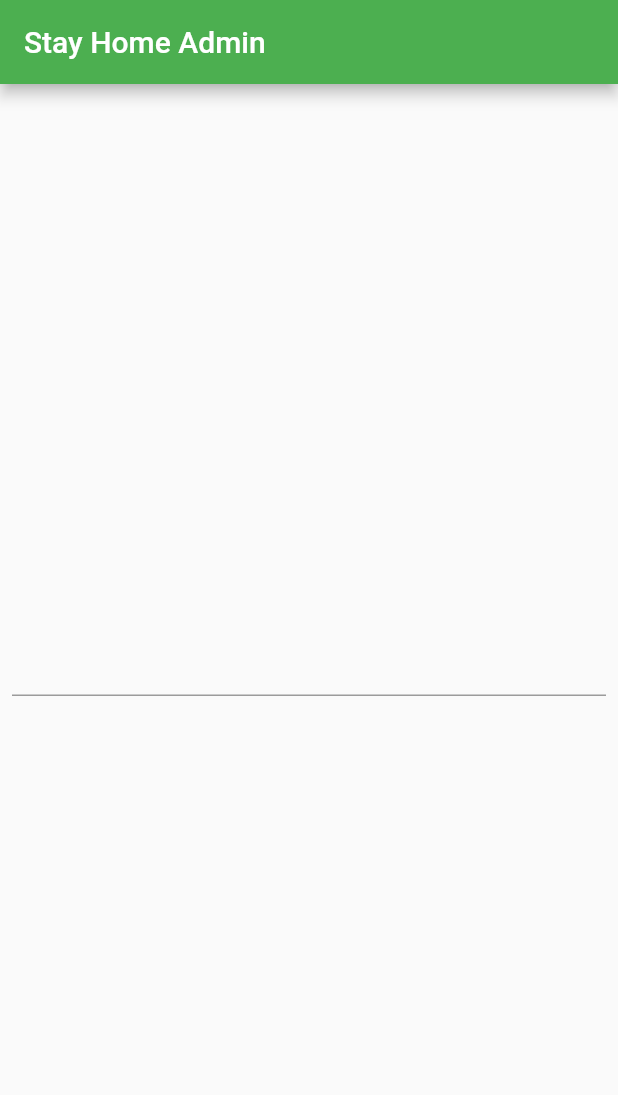
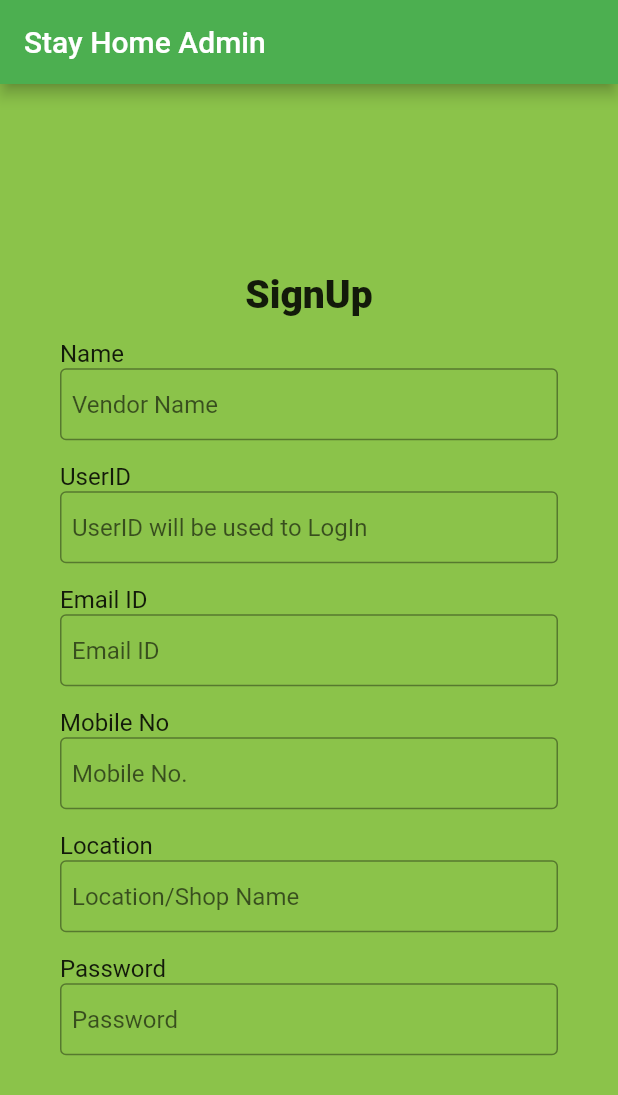
Before and after one commit to Jaideep1099/Stay_home_admin, a Flutter app: the screen it shows after launch, on a phone screen of 412 x 824 dp. Shown: the top 1095 px of the screen. Run offline on Flutter 3.47's test engine with Material 2 defaults, Android fonts, the phone set to English and light mode, and no system bars.

Commit message:
Added Register Layout

```diff
--- a/lib/main.dart
+++ b/lib/main.dart
@@ -4,6 +4,8 @@ import 'dart:convert';
 import 'package:flutter/cupertino.dart';
 import 'package:flutter/material.dart';
 import 'package:http/http.dart' as http;
+
+import './signup.dart';
 
 Future<LoginData> fetchLogin() async {
   final response = await http.post("http://192.168.43.60:10000/vendor/login");
@@ -35,7 +37,7 @@ class MyApp extends StatefulWidget {
 }
 
 class _MyAppState extends State<MyApp> {
-  var sgn = 1;
+  var sgn = 0;
   @override
   Widget build(BuildContext context) {
     return MaterialApp(
@@ -47,6 +49,7 @@ class _MyAppState extends State<MyApp> {
             appBar: AppBar(
               title: Text("Stay Home Admin"),
             ),
+            backgroundColor: Colors.lightGreen,
             body: (sgn == 1)
             ? Column(
               mainAxisSize: MainAxisSize.max,
@@ -57,10 +60,12 @@ class _MyAppState extends State<MyApp> {
                   child: TextField(
                     obscureText:true,
                     decoration:InputDecoration(
-                      contentPadding: EdgeInsets.all(8))
+                      contentPadding: EdgeInsets.all(8),
+                      border: OutlineInputBorder())
                   ),
                 ),
             ])
-            : Column()));
+            : SignUp()
+            ));
   }
 }
--- /dev/null
+++ b/lib/signup.dart
@@ -0,0 +1,140 @@
+import 'dart:ui';
+
+import 'package:flutter/material.dart';
+
+class SignUp extends StatelessWidget {
+  SignUp();
+  @override
+  Widget build(BuildContext context) {
+    return Column(
+        mainAxisSize: MainAxisSize.max,
+        mainAxisAlignment: MainAxisAlignment.center,
+        children: <Widget>[
+          Container(
+            padding: EdgeInsets.fromLTRB(40, 10, 40, 5),
+            child: Text(
+              "SignUp",
+              textAlign: TextAlign.left,
+              style: TextStyle(
+                fontSize: 26,
+                fontWeight: FontWeight.w900,
+              ),
+            ),
+          ),
+          Container(
+            padding: EdgeInsets.fromLTRB(40, 10, 40, 5),
+            child: Column(
+              crossAxisAlignment: CrossAxisAlignment.start,
+              children: <Widget>[
+                Text(
+                  "Name",
+                  textAlign: TextAlign.left,
+                  style: TextStyle(fontSize: 16),
+                ),
+                TextField(
+                    obscureText: false,
+                    decoration: InputDecoration(
+                        contentPadding: EdgeInsets.all(8),
+                        border: OutlineInputBorder(),
+                        hintText: "Vendor Name")),
+              ],
+            ),
+          ),
+          Container(
+            padding: EdgeInsets.fromLTRB(40, 10, 40, 5),
+            child: Column(
+              crossAxisAlignment: CrossAxisAlignment.start,
+              children: <Widget>[
+                Text(
+                  "UserID",
+                  textAlign: TextAlign.left,
+                  style: TextStyle(fontSize: 16),
+                ),
+                TextField(
+                    obscureText: false,
+                    decoration: InputDecoration(
+                        contentPadding: EdgeInsets.all(8),
+                        border: OutlineInputBorder(),
+                        hintText: "UserID will be used to LogIn")),
+              ],
+            ),
+          ),
+          Container(
+            padding: EdgeInsets.fromLTRB(40, 10, 40, 5),
+            child: Column(
+              crossAxisAlignment: CrossAxisAlignment.start,
+              children: <Widget>[
+                Text(
+                  "Email ID",
+                  textAlign: TextAlign.left,
+                  style: TextStyle(fontSize: 16),
+                ),
+                TextField(
+                    obscureText: false,
+                    decoration: InputDecoration(
+                        contentPadding: EdgeInsets.all(8),
+                        border: OutlineInputBorder(),
+                        hintText: "Email ID")),
+              ],
+            ),
+          ),
+          Container(
+            padding: EdgeInsets.fromLTRB(40, 10, 40, 5),
+            child: Column(
+              crossAxisAlignment: CrossAxisAlignment.start,
+              children: <Widget>[
+                Text(
+                  "Mobile No",
+                  textAlign: TextAlign.left,
+                  style: TextStyle(fontSize: 16),
+                ),
+                TextField(
+                    obscureText: false,
+                    decoration: InputDecoration(
+                        contentPadding: EdgeInsets.all(8),
+                        border: OutlineInputBorder(),
+                        hintText: "Mobile No.")),
+              ],
+            ),
+          ),
+          Container(
+            padding: EdgeInsets.fromLTRB(40, 10, 40, 5),
+            child: Column(
+              crossAxisAlignment: CrossAxisAlignment.start,
+              children: <Widget>[
+                Text(
+                  "Location",
+                  textAlign: TextAlign.left,
+                  style: TextStyle(fontSize: 16),
+                ),
+                TextField(
+                    obscureText: false,
+                    decoration: InputDecoration(
+                        contentPadding: EdgeInsets.all(8),
+                        border: OutlineInputBorder(),
+                        hintText: "Location/Shop Name")),
+              ],
+            ),
+          ),
+          Container(
+            padding: EdgeInsets.fromLTRB(40, 10, 40, 5),
+            child: Column(
+              crossAxisAlignment: CrossAxisAlignment.start,
+              children: <Widget>[
+                Text(
+                  "Password",
+                  textAlign: TextAlign.left,
+                  style: TextStyle(fontSize: 16),
+                ),
+                TextField(
+                    obscureText: false,
+                    decoration: InputDecoration(
+                        contentPadding: EdgeInsets.all(8),
+                        border: OutlineInputBorder(),
+                        hintText: "Password")),
+              ],
+            ),
+          ),
+        ]);
+  }
+}
```
